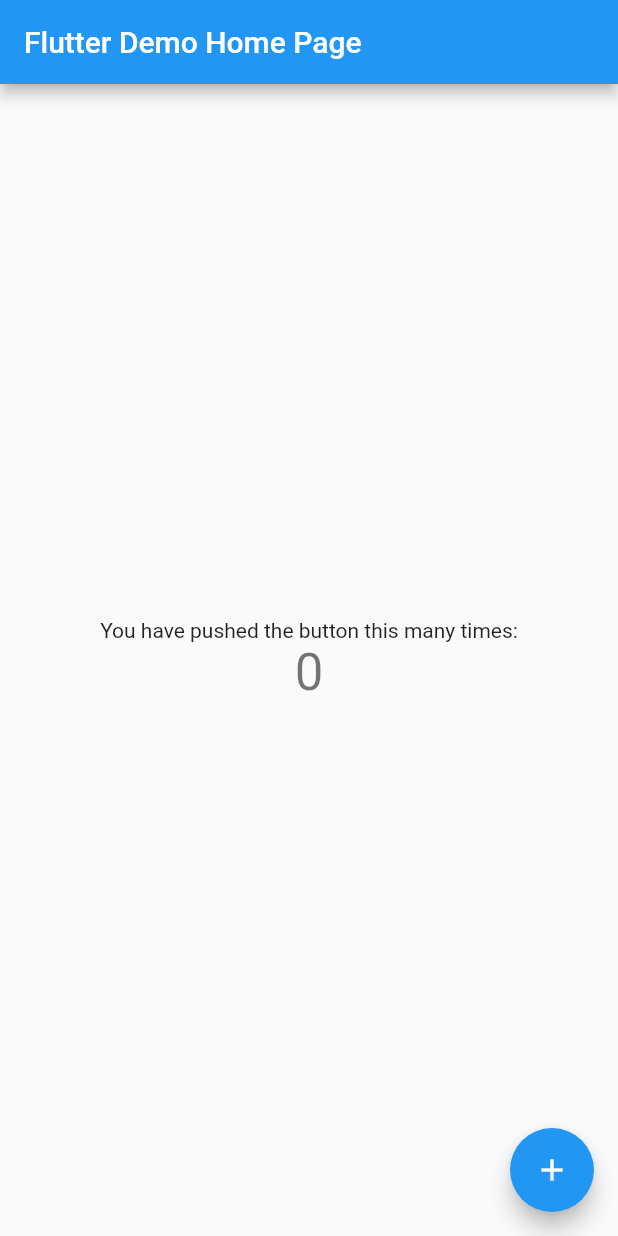
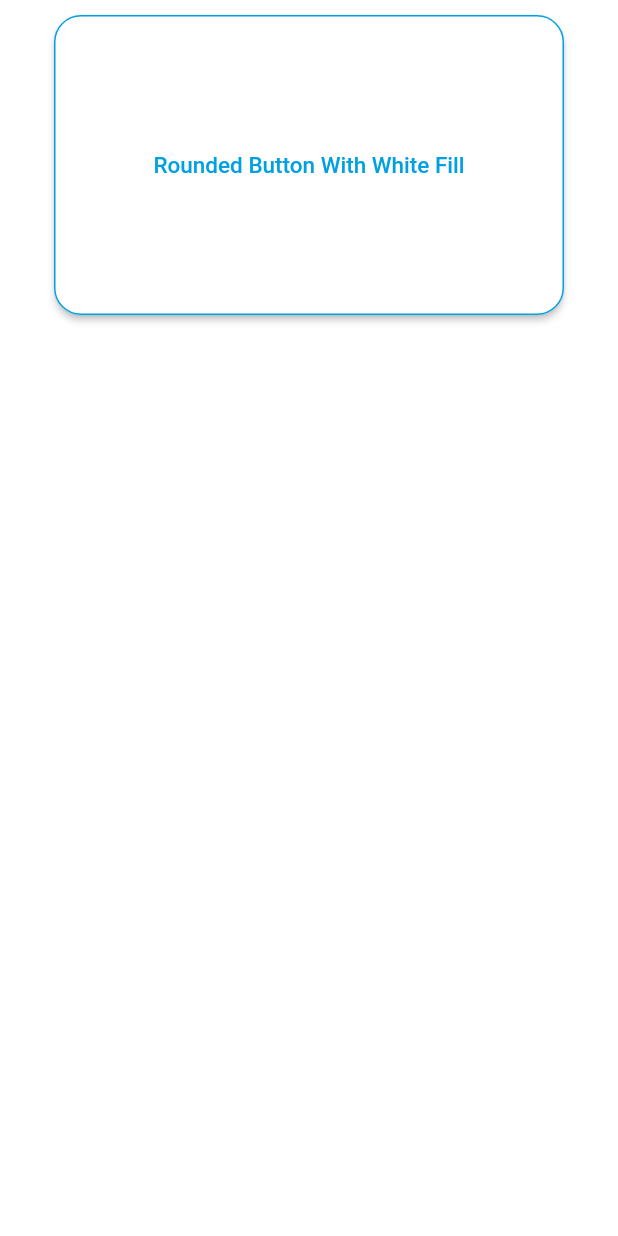
Before and after one commit to kamo28/PDMI, a Flutter app: the screen it shows after launch, on a phone screen of 412 x 824 dp. Run offline on Flutter 3.47's test engine with Material 2 defaults, Android fonts, the phone set to English and light mode, and no system bars.

Commit message:
hay que cambiar el archivo de inicio

```diff
--- a/pdm/lib/main.dart
+++ b/pdm/lib/main.dart
@@ -1,115 +1,6 @@
 import 'package:flutter/material.dart';
+import 'sacramentos.dart';
 
 void main() {
-  runApp(const MyApp());
+  runApp(sacramentos());
 }
-
-class MyApp extends StatelessWidget {
-  const MyApp({Key? key}) : super(key: key);
-
-  // This widget is the root of your application.
-  @override
-  Widget build(BuildContext context) {
-    return MaterialApp(
-      title: 'Flutter Demo',
-      theme: ThemeData(
-        // This is the theme of your application.
-        //
-        // Try running your application with "flutter run". You'll see the
-        // application has a blue toolbar. Then, without quitting the app, try
-        // changing the primarySwatch below to Colors.green and then invoke
-        // "hot reload" (press "r" in the console where you ran "flutter run",
-        // or simply save your changes to "hot reload" in a Flutter IDE).
-        // Notice that the counter didn't reset back to zero; the application
-        // is not restarted.
-        primarySwatch: Colors.blue,
-      ),
-      home: const MyHomePage(title: 'Flutter Demo Home Page'),
-    );
-  }
-}
-
-class MyHomePage extends StatefulWidget {
-  const MyHomePage({Key? key, required this.title}) : super(key: key);
-
-  // This widget is the home page of your application. It is stateful, meaning
-  // that it has a State object (defined below) that contains fields that affect
-  // how it looks.
-
-  // This class is the configuration for the state. It holds the values (in this
-  // case the title) provided by the parent (in this case the App widget) and
-  // used by the build method of the State. Fields in a Widget subclass are
-  // always marked "final".
-
-  final String title;
-
-  @override
-  State<MyHomePage> createState() => _MyHomePageState();
-}
-
-class _MyHomePageState extends State<MyHomePage> {
-  int _counter = 0;
-
-  void _incrementCounter() {
-    setState(() {
-      // This call to setState tells the Flutter framework that something has
-      // changed in this State, which causes it to rerun the build method below
-      // so that the display can reflect the updated values. If we changed
-      // _counter without calling setState(), then the build method would not be
-      // called again, and so nothing would appear to happen.
-      _counter++;
-    });
-  }
-
-  @override
-  Widget build(BuildContext context) {
-    // This method is rerun every time setState is called, for instance as done
-    // by the _incrementCounter method above.
-    //
-    // The Flutter framework has been optimized to make rerunning build methods
-    // fast, so that you can just rebuild anything that needs updating rather
-    // than having to individually change instances of widgets.
-    return Scaffold(
-      appBar: AppBar(
-        // Here we take the value from the MyHomePage object that was created by
-        // the App.build method, and use it to set our appbar title.
-        title: Text(widget.title),
-      ),
-      body: Center(
-        // Center is a layout widget. It takes a single child and positions it
-        // in the middle of the parent.
-        child: Column(
-          // Column is also a layout widget. It takes a list of children and
-          // arranges them vertically. By default, it sizes itself to fit its
-          // children horizontally, and tries to be as tall as its parent.
-          //
-          // Invoke "debug painting" (press "p" in the console, choose the
-          // "Toggle Debug Paint" action from the Flutter Inspector in Android
-          // Studio, or the "Toggle Debug Paint" command in Visual Studio Code)
-          // to see the wireframe for each widget.
-          //
-          // Column has various properties to control how it sizes itself and
-          // how it positions its children. Here we use mainAxisAlignment to
-          // center the children vertically; the main axis here is the vertical
-          // axis because Columns are vertical (the cross axis would be
-          // horizontal).
-          mainAxisAlignment: MainAxisAlignment.center,
-          children: <Widget>[
-            const Text(
-              'You have pushed the button this many times:',
-            ),
-            Text(
-              '$_counter',
-              style: Theme.of(context).textTheme.headline4,
-            ),
-          ],
-        ),
-      ),
-      floatingActionButton: FloatingActionButton(
-        onPressed: _incrementCounter,
-        tooltip: 'Increment',
-        child: const Icon(Icons.add),
-      ), // This trailing comma makes auto-formatting nicer for build methods.
-    );
-  }
-}
--- /dev/null
+++ b/pdm/lib/sacramentos.dart
@@ -0,0 +1,31 @@
+import 'package:flutter/material.dart';
+
+class sacramentos extends StatelessWidget {
+  @override
+  Widget build(BuildContext context) {
+    return MaterialApp(
+      title: 'Lista de sacramentos',
+      home: new Center(
+          child: new Column(
+        children: <Widget>[
+          Container(
+            margin: EdgeInsets.all(10),
+            height: 200.0,
+            width: 340,
+            child: RaisedButton(
+              shape: RoundedRectangleBorder(
+                  borderRadius: BorderRadius.circular(18.0),
+                  side: BorderSide(color: Color.fromRGBO(0, 160, 227, 1))),
+              onPressed: () {},
+              padding: EdgeInsets.all(10.0),
+              color: Colors.white,
+              textColor: Color.fromRGBO(0, 160, 227, 1),
+              child: Text("Rounded Button With White Fill",
+                  style: TextStyle(fontSize: 15)),
+            ),
+          )
+        ],
+      )),
+    );
+  }
+}
```
